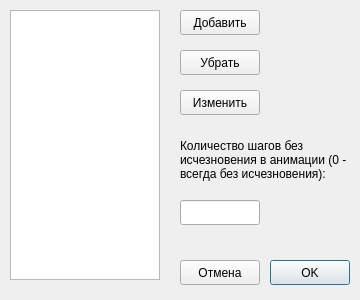
EpicDima/Optimizers, file ui_templates/plot_optims_ui.ui: the form before one commit.
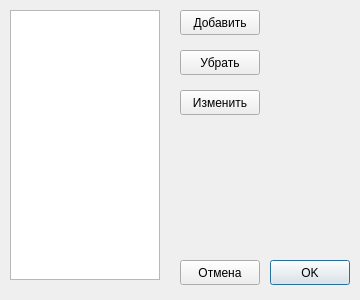
The form after the commit.

Patch:
```diff
--- a/ui_templates/plot_optims_ui.ui
+++ b/ui_templates/plot_optims_ui.ui
@@ -119,42 +119,6 @@
     <string>Изменить</string>
    </property>
   </widget>
-  <widget class="QLineEdit" name="not_disappearing_edit">
-   <property name="geometry">
-    <rect>
-     <x>180</x>
-     <y>200</y>
-     <width>80</width>
-     <height>25</height>
-    </rect>
-   </property>
-   <property name="font">
-    <font>
-     <pointsize>9</pointsize>
-    </font>
-   </property>
-  </widget>
-  <widget class="QLabel" name="label">
-   <property name="geometry">
-    <rect>
-     <x>180</x>
-     <y>130</y>
-     <width>170</width>
-     <height>60</height>
-    </rect>
-   </property>
-   <property name="font">
-    <font>
-     <pointsize>9</pointsize>
-    </font>
-   </property>
-   <property name="text">
-    <string>Количество шагов без исчезновения в анимации (0 - всегда без исчезновения):</string>
-   </property>
-   <property name="wordWrap">
-    <bool>true</bool>
-   </property>
-  </widget>
  </widget>
  <resources/>
  <connections/>
```
